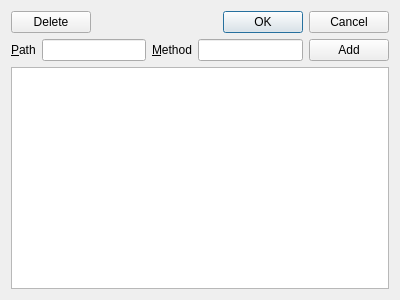
Old version of the form src/subscriptionswidget.ui in the repository syyyr/shvspy.
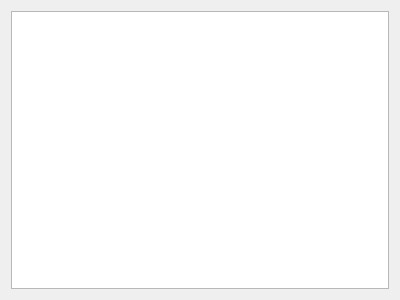
New version of the form.

Diff of the .ui file:
```diff
--- a/src/subscriptionswidget.ui
+++ b/src/subscriptionswidget.ui
@@ -15,93 +15,11 @@
   </property>
   <layout class="QVBoxLayout" name="verticalLayout">
    <item>
-    <layout class="QHBoxLayout" name="horizontalLayout_2">
-     <item>
-      <widget class="QPushButton" name="deleteSubscriptionButton">
-       <property name="text">
-        <string>Delete</string>
-       </property>
-      </widget>
-     </item>
-     <item>
-      <spacer name="horizontalSpacer">
-       <property name="orientation">
-        <enum>Qt::Horizontal</enum>
-       </property>
-       <property name="sizeHint" stdset="0">
-        <size>
-         <width>40</width>
-         <height>20</height>
-        </size>
-       </property>
-      </spacer>
-     </item>
-     <item>
-      <widget class="QDialogButtonBox" name="buttonBox">
-       <property name="sizePolicy">
-        <sizepolicy hsizetype="Fixed" vsizetype="Fixed">
-         <horstretch>0</horstretch>
-         <verstretch>0</verstretch>
-        </sizepolicy>
-       </property>
-       <property name="focusPolicy">
-        <enum>Qt::ClickFocus</enum>
-       </property>
-       <property name="contextMenuPolicy">
-        <enum>Qt::NoContextMenu</enum>
-       </property>
-       <property name="orientation">
-        <enum>Qt::Horizontal</enum>
-       </property>
-       <property name="standardButtons">
-        <set>QDialogButtonBox::Cancel|QDialogButtonBox::Ok</set>
-       </property>
-       <property name="centerButtons">
-        <bool>false</bool>
-       </property>
-      </widget>
-     </item>
-    </layout>
-   </item>
-   <item>
-    <layout class="QHBoxLayout" name="horizontalLayout">
-     <item>
-      <widget class="QLabel" name="pathLabel">
-       <property name="text">
-        <string>&amp;Path</string>
-       </property>
-       <property name="buddy">
-        <cstring>subscriptionPathLineEdit</cstring>
-       </property>
-      </widget>
-     </item>
-     <item>
-      <widget class="QLineEdit" name="subscriptionPathLineEdit"/>
-     </item>
-     <item>
-      <widget class="QLabel" name="methodLabel">
-       <property name="text">
-        <string>&amp;Method</string>
-       </property>
-       <property name="buddy">
-        <cstring>subscriptionMethodLineEdit</cstring>
-       </property>
-      </widget>
-     </item>
-     <item>
-      <widget class="QLineEdit" name="subscriptionMethodLineEdit"/>
-     </item>
-     <item>
-      <widget class="QPushButton" name="addSubsriptionButton">
-       <property name="text">
-        <string>Add</string>
-       </property>
-      </widget>
-     </item>
-    </layout>
-   </item>
-   <item>
-    <widget class="QTableWidget" name="subsriptionsTableWidget"/>
+    <widget class="QTableWidget" name="subsriptionsTableWidget">
+     <attribute name="horizontalHeaderStretchLastSection">
+      <bool>true</bool>
+     </attribute>
+    </widget>
    </item>
   </layout>
  </widget>
```
